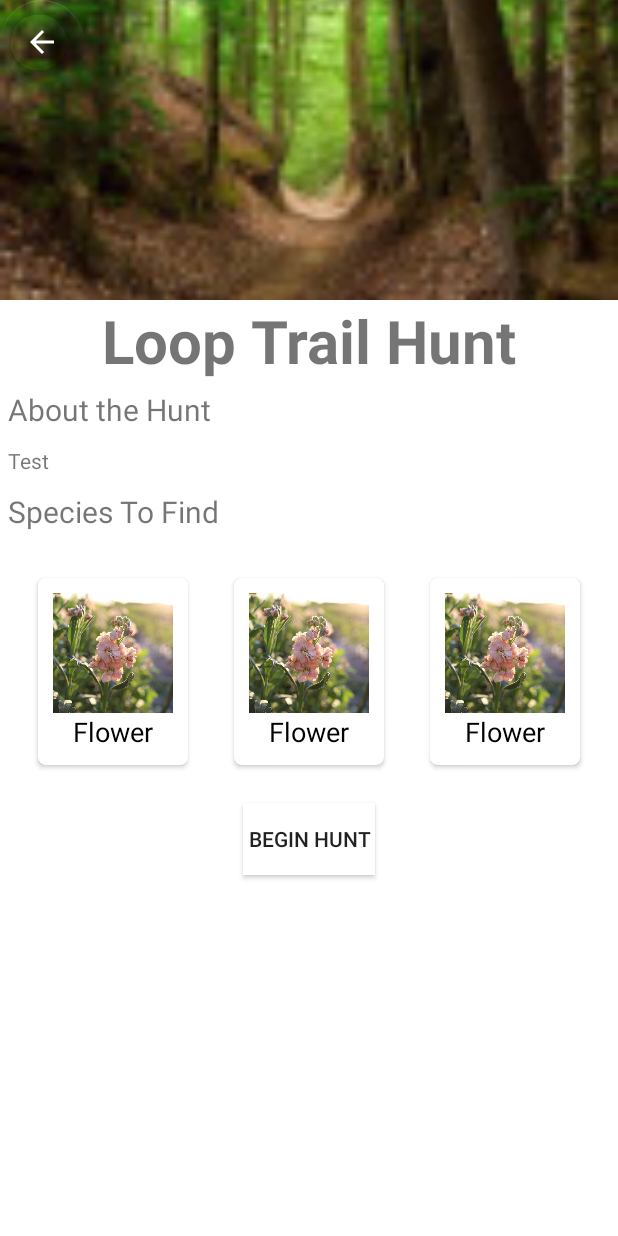
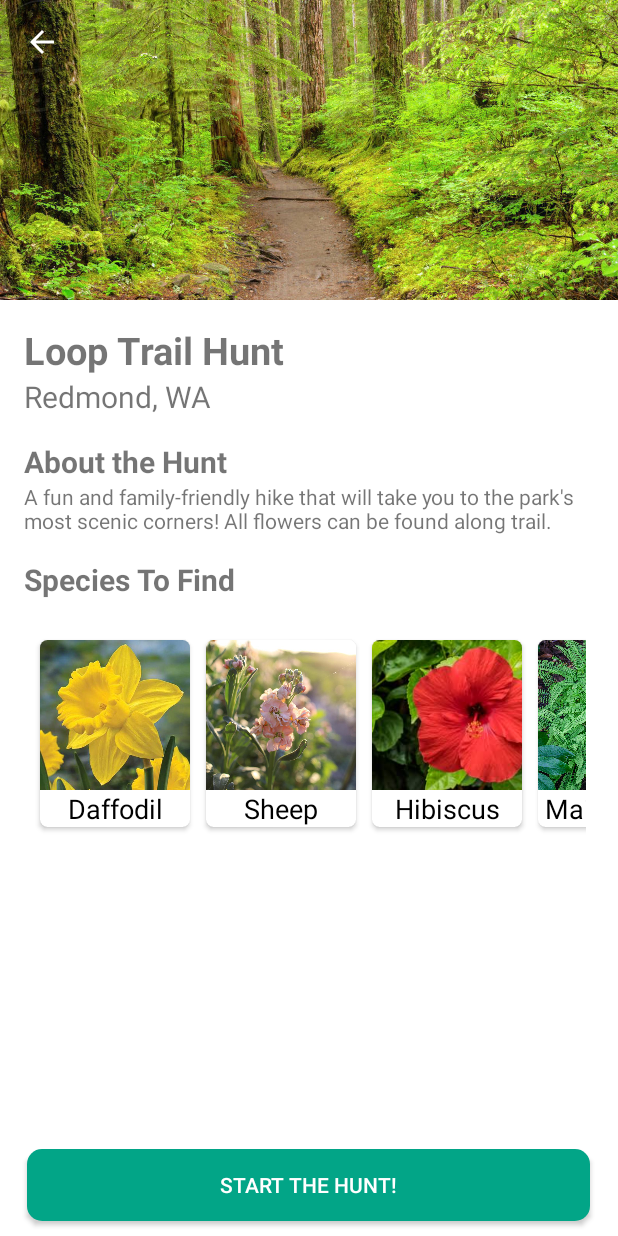
Before and after one commit to kelsonreiss/nature-hunt, an Android app: the screen it shows after launch (MainActivity), after a tap on "LAUNCH HUNT PREVIEW", on a phone screen of 412 x 824 dp. Run offline under Robolectric (Android 15) with nearby library versions, the phone set to English and light mode, and no system bars; libraries missing offline, so code that uses them is left out: com.microsoft.windowsazure; 2 statements that could not run were skipped.

Commit message:
Cosmetic updates to the HuntPreviewFrag

```diff
--- a/Nature_Hunt/app/src/main/java/com/example/nature_hunt/DataAdapter.java
+++ b/Nature_Hunt/app/src/main/java/com/example/nature_hunt/DataAdapter.java
@@ -43,7 +43,7 @@ public class DataAdapter extends RecyclerView.Adapter<DataAdapter.ViewHolder> {
     @Override
     public void onBindViewHolder(ViewHolder viewHolder, int i) {
         Glide.with(context)
-                .load(R.mipmap.stock_trail)
+                .load(R.drawable.stock_trail)
                 .into(viewHolder.img);
     }
 
--- a/Nature_Hunt/app/src/main/java/com/example/nature_hunt/HuntPreviewFrag.java
+++ b/Nature_Hunt/app/src/main/java/com/example/nature_hunt/HuntPreviewFrag.java
@@ -12,6 +12,7 @@ import androidx.recyclerview.widget.GridLayoutManager;
 import androidx.recyclerview.widget.LinearLayoutManager;
 import androidx.recyclerview.widget.RecyclerView;
 
+import android.util.Log;
 import android.view.LayoutInflater;
 import android.view.View;
 import android.view.ViewGroup;
@@ -35,11 +36,11 @@ public class HuntPreviewFrag extends DialogFragment {
     GridLayoutManager gridLayoutManager;
     private Hunt mHunt;
 
-    Integer[] imageIDs = {
-            R.mipmap.stock_trail,
-            R.mipmap.stock_trail,
-            R.mipmap.stock_trail
+    Integer[] stock_flower_ids = {
+            R.drawable.daffodil, R.drawable.flower, R.drawable.hibiscus, R.drawable.maidenhair, R.drawable.maple, R.drawable.white_spruce
     };
+
+    String[] stock_flower_names = {"Daffodil", "Sheep Laurel", "Hibiscus", "Maidenhair", "Maple", "White Spruce"};
 
     public static HuntPreviewFrag newInstance() {
         return new HuntPreviewFrag();
@@ -59,6 +60,7 @@ public class HuntPreviewFrag extends DialogFragment {
         View view =  inflater.inflate(R.layout.hunt_preview_fragment_2, container, false);
         try {
             mHunt = (Hunt) getArguments().getSerializable("hunt");
+            Log.i("Bundle", mHunt.toString());
         } catch (Exception e){
             e.printStackTrace();
         }
@@ -67,8 +69,27 @@ public class HuntPreviewFrag extends DialogFragment {
             // Set title data
             TextView title = (TextView) view.findViewById(R.id.hunt_title);
             title.setText(mHunt.name());
+
+            // Set Hunt location
+            TextView location = (TextView) view.findViewById(R.id.hunt_location);
+            // If a location wasn't set, don't show anything
+            if (mHunt.friendlyLocation() != null){
+                Log.i("Location", mHunt.friendlyLocation());
+                location.setVisibility(View.GONE);
+            } else{
+                title.setText(mHunt.friendlyLocation());
+            }
+
+            // Set hunt description
+            TextView description = (TextView) view.findViewById(R.id.hunt_description);
+            if (mHunt.description() == null){
+                TextView description_title = (TextView) view.findViewById(R.id.hunt_description_title);
+                description_title.setVisibility(View.GONE);
+                description.setVisibility(View.GONE);
+            } else{
+                description.setText(mHunt.description());
+            }
         }
-
         FloatingActionButton fab = (FloatingActionButton) view.findViewById(R.id.dismiss_preview_button);
 
         // Made dismiss button transparent
@@ -85,32 +106,23 @@ public class HuntPreviewFrag extends DialogFragment {
         recyclerView.setAdapter(adapter);
         recyclerView.setLayoutManager(new LinearLayoutManager(getContext(), LinearLayoutManager.HORIZONTAL, false));
 
-
-
-//        gridView = (GridView) view.findViewById(R.id.hunt_preview_image_grid);
-//        gridView.setAdapter(new ImageAdapterGridView(getActivity()));
-//        Toolbar toolbar = view.findViewById(R.id.hunt_preview_toolbar);
-//        toolbar.setNavigationIcon(R.drawable.ic_home_black_24dp);
-//        toolbar.setNavigationOnClickListener(new View.OnClickListener() {
-//            @Override
-//            public void onClick(View v) {
-//                dismiss();
-//            }
-//        });
-
         return view;
     }
 
     private ArrayList getData(){
 
-        ArrayList speciesList = new ArrayList<>();
-        for (int i = 0; i < 5; i++){
-            SpeciesRecyclerItemModel model = new SpeciesRecyclerItemModel();
-            model.setImage_drawable(R.drawable.flower);
-            model.setName("Flower");
-            speciesList.add(model);
+        if (mHunt == null || mHunt.speciesList() == null){
+            ArrayList speciesList = new ArrayList<>();
+            for (int i = 0; i < stock_flower_ids.length; i++){
+                SpeciesRecyclerItemModel model = new SpeciesRecyclerItemModel();
+                model.setImage_drawable(stock_flower_ids[i]);
+                model.setName(stock_flower_names[i]);
+                speciesList.add(model);
+            }
+            return speciesList;
         }
-        return speciesList;
+
+        return mHunt.speciesList();
     }
 
     @Override
@@ -119,45 +131,4 @@ public class HuntPreviewFrag extends DialogFragment {
         mViewModel = ViewModelProviders.of(this).get(HuntPreviewViewModel.class);
         // TODO: Use the ViewModel
     }
-
-    public class ImageAdapterGridView extends BaseAdapter{
-        private Context mContext;
-
-        public ImageAdapterGridView(Context c){
-            mContext = c;
-        }
-
-        @Override
-        public int getCount() {
-            return imageIDs.length;
-        }
-
-        @Override
-        public Object getItem(int position) {
-            return null;
-        }
-
-        @Override
-        public long getItemId(int position) {
-            return 0;
-        }
-
-        @Override
-        public View getView(int position, View convertView, ViewGroup parent) {
-            ImageView mImageView;
-
-            if (convertView == null) {
-                mImageView = new ImageView(mContext);
-                mImageView.setLayoutParams(new GridView.LayoutParams(ViewGroup.LayoutParams.MATCH_PARENT, ViewGroup.LayoutParams.MATCH_PARENT));
-
-//                mImageView.setLayoutParams(new GridView.LayoutParams(ViewGroup.LayoutParams.WRAP_CONTENT, ViewGroup.LayoutParams.WRAP_CONTENT));
-                mImageView.setScaleType(ImageView.ScaleType.CENTER_CROP);
-                mImageView.setPadding(16, 16, 16, 16);
-            } else {
-                mImageView = (ImageView) convertView;
-            }
-            mImageView.setImageResource(imageIDs[position]);
-            return mImageView;
-        }
-    }
 }
--- /dev/null
+++ b/Nature_Hunt/app/src/main/res/drawable/button_rounded.xml
@@ -0,0 +1,7 @@
+<?xml version="1.0" encoding="utf-8"?>
+<shape xmlns:android="http://schemas.android.com/apk/res/android"
+    android:shape="rectangle">
+    <solid android:color="@color/greenButton"/>
+    <corners android:radius="10dp"/>
+
+</shape>
--- a/Nature_Hunt/app/src/main/res/layout/horizontal_recycler_item.xml
+++ b/Nature_Hunt/app/src/main/res/layout/horizontal_recycler_item.xml
@@ -1,7 +1,7 @@
 <?xml version="1.0" encoding="utf-8"?>
 <LinearLayout xmlns:android="http://schemas.android.com/apk/res/android"
     xmlns:app="http://schemas.android.com/apk/res-auto"
-    android:padding="10dp"
+    android:padding="0dp"
     android:layout_width="wrap_content"
     android:layout_height="wrap_content">
 
@@ -15,12 +15,11 @@
         <LinearLayout
             android:layout_width="wrap_content"
             android:layout_height="wrap_content"
-            android:padding="10dp"
             android:orientation="vertical">
 
             <ImageView
-                android:layout_width="80dp"
-                android:layout_height="80dp"
+                android:layout_width="100dp"
+                android:layout_height="100dp"
                 android:src="@drawable/flower"
                 android:scaleType="centerCrop"
                 android:id="@+id/horizontal_image_view" />
@@ -31,6 +30,7 @@
                 android:id="@+id/horizontal_text_view"
                 android:gravity="center"
                 android:text="Flower"
+                android:maxLines="1"
                 android:textColor="#000"
                 android:textSize="18sp" />
 
--- a/Nature_Hunt/app/src/main/res/layout/hunt_preview_fragment_2.xml
+++ b/Nature_Hunt/app/src/main/res/layout/hunt_preview_fragment_2.xml
@@ -46,7 +46,7 @@
                 android:layout_height="200sp"
                 android:layout_gravity="center_horizontal"
                 android:scaleType="centerCrop"
-                android:src="@mipmap/stock_trail"/>
+                android:src="@drawable/stock_trail"/>
 
             <TextView
                 android:id="@+id/hunt_title"
@@ -55,7 +55,10 @@
                 android:layout_height="wrap_content"
                 android:textStyle="bold"
                 android:text="@string/previewHuntName"
-                android:gravity="center"
+                android:gravity="left"
+                android:layout_marginTop="@dimen/activity_horizontal_margin"
+                android:layout_marginRight="@dimen/activity_vertical_margin"
+                android:layout_marginLeft="@dimen/activity_vertical_margin"
                 android:textSize="@dimen/hunt_preview_title_size"/>
 
             <androidx.legacy.widget.Space
@@ -63,11 +66,24 @@
                 android:layout_width="match_parent" />
 
             <TextView
-                android:id="@+id/hunt_description_title"
+                android:id="@+id/hunt_location"
                 android:layout_below="@id/hunt_title"
                 android:layout_width="match_parent"
                 android:layout_height="wrap_content"
-                android:layout_margin="@dimen/preview_margin"
+                android:layout_marginLeft="@dimen/activity_horizontal_margin"
+                android:layout_marginRight="@dimen/activity_vertical_margin"
+                android:text="Redmond, WA"
+                android:textSize="@dimen/hunt_preview_description_title_size"/>
+
+            <TextView
+                android:id="@+id/hunt_description_title"
+                android:layout_below="@id/hunt_location"
+                android:layout_width="match_parent"
+                android:textStyle="bold"
+                android:layout_height="wrap_content"
+                android:layout_marginTop="@dimen/activity_vertical_margin"
+                android:layout_marginLeft="@dimen/activity_vertical_margin"
+                android:layout_marginRight="@dimen/activity_vertical_margin"
                 android:text="@string/hunt_preview_description_title"
                 android:textSize="@dimen/hunt_preview_description_title_size"/>
 
@@ -76,15 +92,18 @@
                 android:layout_width="match_parent"
                 android:layout_below="@id/hunt_description_title"
                 android:layout_height="wrap_content"
-                android:layout_margin="@dimen/preview_margin"
-                android:text="Test" />
+                android:layout_marginRight="@dimen/activity_vertical_margin"
+                android:maxLines="3"
+                android:layout_marginLeft="@dimen/activity_vertical_margin"
+                android:text="@string/filler_hunt_description" />
 
             <TextView
                 android:id="@+id/species_overview_title"
                 android:layout_width="match_parent"
                 android:layout_height="wrap_content"
+                android:textStyle="bold"
                 android:layout_below="@id/hunt_description"
-                android:layout_margin="@dimen/preview_margin"
+                android:layout_margin="@dimen/activity_vertical_margin"
                 android:text="@string/hunt_preview_species_title"
                 android:textSize="@dimen/hunt_preview_description_title_size"/>
 
@@ -93,18 +112,23 @@
                 android:layout_below="@id/species_overview_title"
                 android:layout_width="match_parent"
                 android:layout_height="wrap_content"
-                android:padding="10dp">
+                android:layout_marginLeft="@dimen/activity_vertical_margin"
+                android:layout_marginRight="@dimen/activity_vertical_margin"
+                android:padding="5dp">
             </androidx.recyclerview.widget.RecyclerView>
 
             <Button
                 android:id="@+id/hunt_start_btn"
-                android:layout_width="wrap_content"
-                android:layout_below="@id/species_image_gallery"
+                android:layout_width="375dp"
+                android:layout_height="wrap_content"
+                android:layout_alignParentBottom="true"
+                android:layout_marginBottom="10dp"
+                android:layout_centerVertical="true"
+                android:layout_gravity="center_horizontal"
                 android:layout_centerInParent="true"
-                android:layout_height="wrap_content"
-                android:layout_gravity="center_horizontal"
-                android:background="#FFFFFF"
-                android:text="@string/hunt_preview_start_hunt" />
+                android:background="@drawable/button_rounded"
+                android:text="@string/hunt_preview_start_hunt"
+                android:textColor="#FFFFFF" />
 
         </RelativeLayout>
     <!--</android.support.v4.widget.NestedScrollView>-->
--- a/Nature_Hunt/app/src/main/res/values/colors.xml
+++ b/Nature_Hunt/app/src/main/res/values/colors.xml
@@ -3,4 +3,5 @@
     <color name="colorPrimary">#008577</color>
     <color name="colorPrimaryDark">#00574B</color>
     <color name="colorAccent">#D81B60</color>
+    <color name="greenButton">#02A587</color>
 </resources>
--- a/Nature_Hunt/app/src/main/res/values/dimens.xml
+++ b/Nature_Hunt/app/src/main/res/values/dimens.xml
@@ -2,7 +2,7 @@
     <!-- Default screen margins, per the Android Design guidelines. -->
     <dimen name="activity_horizontal_margin">16dp</dimen>
     <dimen name="activity_vertical_margin">16dp</dimen>
-    <dimen name="hunt_preview_title_size">40dp</dimen>
+    <dimen name="hunt_preview_title_size">25dp</dimen>
     <dimen name="hunt_preview_description_title_size">20dp</dimen>
     <dimen name="preview_margin">5dp</dimen>
 </resources>
--- a/Nature_Hunt/app/src/main/res/values/strings.xml
+++ b/Nature_Hunt/app/src/main/res/values/strings.xml
@@ -6,5 +6,6 @@
     <string name="previewHuntName">Loop Trail Hunt</string>
     <string name="hunt_preview_description_title">About the Hunt</string>
     <string name="hunt_preview_species_title">Species To Find</string>
-    <string name="hunt_preview_start_hunt">Begin Hunt</string>
+    <string name="filler_hunt_description">A fun and family-friendly hike that will take you to the park\'s most scenic corners! All flowers can be found along trail.</string>
+    <string name="hunt_preview_start_hunt">Start the Hunt!</string>
 </resources>
```
Also changed, not shown: Nature_Hunt/app/src/main/res/drawable/daffodil.jpg (added), Nature_Hunt/app/src/main/res/drawable/hibiscus.jpeg (added), Nature_Hunt/app/src/main/res/drawable/maidenhair.jpg (added), Nature_Hunt/app/src/main/res/drawable/maple.jpg (added), Nature_Hunt/app/src/main/res/drawable/stock_trail.jpg (added), Nature_Hunt/app/src/main/res/drawable/white_spruce.jpg (added), Nature_Hunt/app/src/main/res/mipmap-xxxhdpi/stock_trail.jpeg (deleted).
